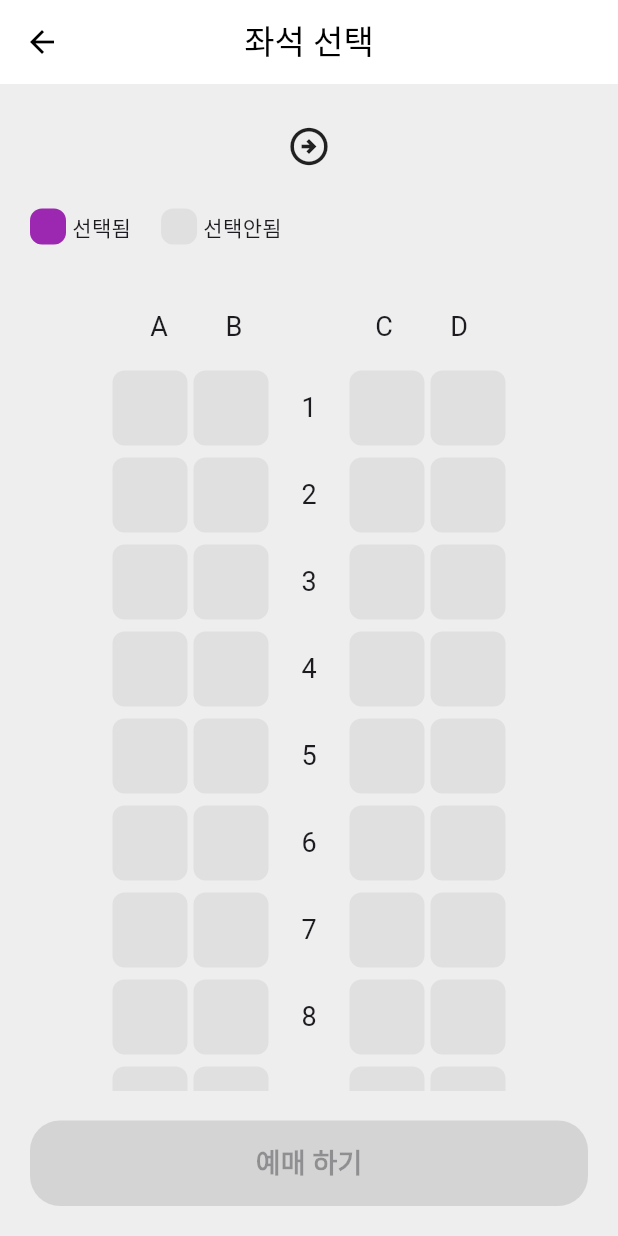
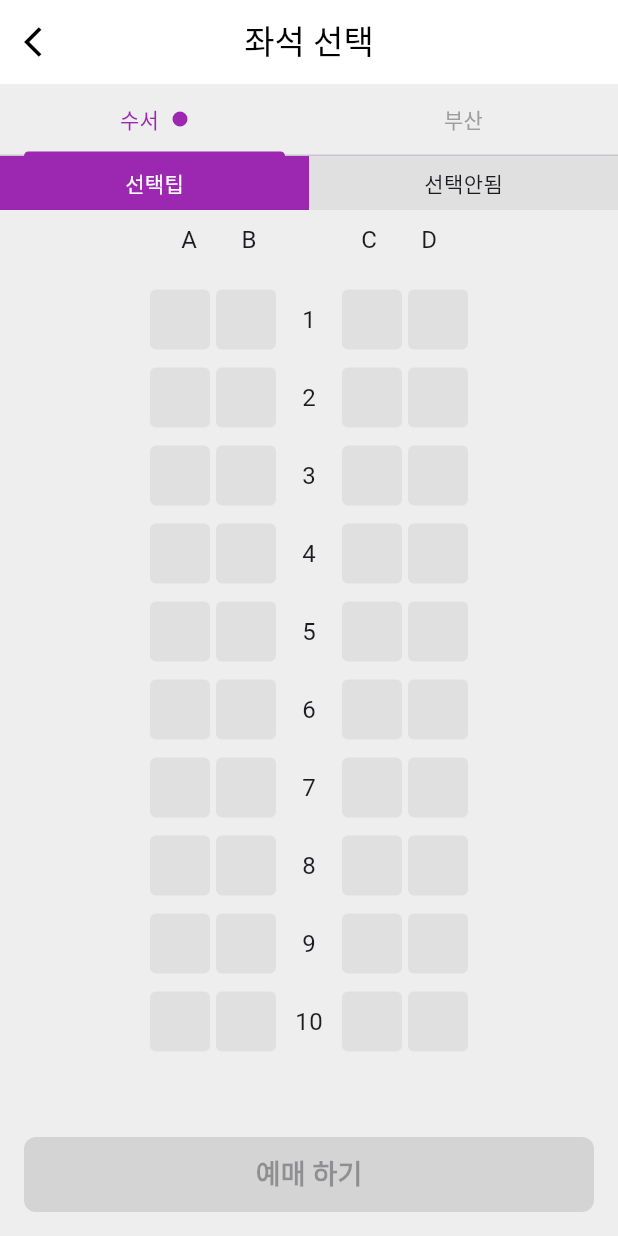
Before and after one commit to BominSon/SRT-Ticket, a Flutter app: the SeatPage screen opened directly with empty values, on a phone screen of 412 x 824 dp. Run offline on Flutter 3.47's test engine with Material 3 defaults, Android fonts, the phone set to English and light mode, and no system bars.

Commit message:
seat page correction

```diff
--- a/lib/seat_page.dart
+++ b/lib/seat_page.dart
@@ -1,4 +1,4 @@
-// lib/pages/seat_page.dart
+// lib/seat_page.dart
 import 'package:flutter/material.dart';
 import 'package:flutter/cupertino.dart';
 
@@ -16,9 +16,22 @@ class SeatPage extends StatefulWidget {
   State<SeatPage> createState() => _SeatPageState();
 }
 
-class _SeatPageState extends State<SeatPage> {
+class _SeatPageState extends State<SeatPage> with SingleTickerProviderStateMixin {
   // 선택된 좌석 관리
   Set<String> selectedSeats = {};
+  TabController? _tabController;
+
+  @override
+  void initState() {
+    super.initState();
+    _tabController = TabController(length: 2, vsync: this);
+  }
+
+  @override
+  void dispose() {
+    _tabController?.dispose();
+    super.dispose();
+  }
 
   // 좌석 선택 토글
   void _toggleSeat(String seatId) {
@@ -26,35 +39,43 @@ class _SeatPageState extends State<SeatPage> {
       if (selectedSeats.contains(seatId)) {
         selectedSeats.remove(seatId);
       } else {
-        selectedSeats.add(seatId);
+        if (selectedSeats.isEmpty) {
+          selectedSeats.add(seatId);
+          _showBookingConfirmDialog(seatId);
+        } else {
+          // 이미 선택된 좌석이 있으면 다른 좌석은 선택 불가
+          ScaffoldMessenger.of(context).showSnackBar(
+            const SnackBar(content: Text('한 번에 한 좌석만 선택할 수 있습니다')),
+          );
+        }
       }
     });
   }
 
-  // 예매 완료 대화상자
-  void _showBookingConfirmDialog() {
-    if (selectedSeats.isEmpty) {
-      return; // 선택된 좌석이 없으면 아무것도 하지 않음
-    }
-
-    showCupertinoDialog(
+  // 예매 확인 대화상자
+  void _showBookingConfirmDialog(String seatId) {
+    showDialog(
       context: context,
-      builder: (context) => CupertinoAlertDialog(
+      builder: (context) => AlertDialog(
+        shape: RoundedRectangleBorder(
+          borderRadius: BorderRadius.circular(15),
+        ),
         title: const Text('예매 하시겠습니까?'),
-        content: Text('${widget.departureStation}에서 ${widget.arrivalStation}까지 ${selectedSeats.length}개의 좌석이 예매됩니다.'),
+        content: Text('수서에서 천안아산까지 1개의 좌석이 예매됩니다.\n좌석: $seatId'),
         actions: [
-          CupertinoDialogAction(
+          TextButton(
             child: const Text('취소'),
             onPressed: () {
-              Navigator.pop(context); // 대화상자 닫기
+              setState(() {
+                selectedSeats.remove(seatId);
+              });
+              Navigator.pop(context);
             },
           ),
-          CupertinoDialogAction(
+          TextButton(
             child: const Text('확인'),
             onPressed: () {
-              Navigator.pop(context); // 대화상자 닫기
-              Navigator.pop(context); // SeatPage 닫기
-              Navigator.pop(context); // HomePage로 돌아가기
+              Navigator.pop(context); // 다이얼로그 닫기
             },
           ),
         ],
@@ -68,183 +89,169 @@ class _SeatPageState extends State<SeatPage> {
       appBar: AppBar(
         title: const Text('좌석 선택'),
         centerTitle: true,
+        leading: IconButton(
+          icon: const Icon(Icons.arrow_back_ios),
+          onPressed: () => Navigator.pop(context),
+        ),
       ),
       body: Column(
         children: [
-          // 상단 정보 표시
-          Padding(
-            padding: const EdgeInsets.all(20.0),
-            child: Row(
-              mainAxisAlignment: MainAxisAlignment.center,
-              children: [
-                Text(
-                  widget.departureStation,
-                  style: const TextStyle(
-                    fontSize: 30,
-                    fontWeight: FontWeight.bold,
-                    color: Colors.purple,
+          // 상단 탭바
+          Container(
+            color: Colors.grey[200],
+            child: TabBar(
+              controller: _tabController,
+              labelColor: Colors.purple,
+              unselectedLabelColor: Colors.grey,
+              indicatorColor: Colors.purple,
+              tabs: [
+                Tab(
+                  child: Row(
+                    mainAxisAlignment: MainAxisAlignment.center,
+                    children: [
+                      const Text('수서'),
+                      const SizedBox(width: 8),
+                      Icon(Icons.circle, size: 12, color: Colors.purple),
+                    ],
                   ),
                 ),
-                const Padding(
-                  padding: EdgeInsets.symmetric(horizontal: 10.0),
-                  child: Icon(
-                    Icons.arrow_circle_right_outlined,
-                    size: 30,
+                const Tab(text: '부산'),
+              ],
+            ),
+          ),
+
+          // 좌석 선택 구분 탭
+          Container(
+            color: Colors.grey[200],
+            child: Row(
+              children: [
+                Expanded(
+                  child: Container(
+                    padding: const EdgeInsets.all(8.0),
+                    color: Colors.purple,
+                    child: const Center(
+                      child: Text(
+                        '선택팁',
+                        style: TextStyle(color: Colors.white),
+                      ),
+                    ),
                   ),
                 ),
-                Text(
-                  widget.arrivalStation,
-                  style: const TextStyle(
-                    fontSize: 30,
-                    fontWeight: FontWeight.bold,
-                    color: Colors.purple,
+                Expanded(
+                  child: Container(
+                    padding: const EdgeInsets.all(8.0),
+                    color: Colors.grey[300],
+                    child: const Center(
+                      child: Text('선택안됨'),
+                    ),
                   ),
                 ),
               ],
             ),
           ),
 
-          // 좌석 상태 안내
+          // 좌석 레이블 (A, B, C, D)
           Padding(
-            padding: const EdgeInsets.symmetric(horizontal: 20.0),
+            padding: const EdgeInsets.symmetric(vertical: 8.0),
             child: Row(
+              mainAxisAlignment: MainAxisAlignment.center,
               children: [
-                Container(
-                  width: 24,
-                  height: 24,
-                  decoration: BoxDecoration(
-                    color: Colors.purple,
-                    borderRadius: BorderRadius.circular(8),
+                SizedBox(
+                  width: 40,
+                  child: Center(
+                    child: Text(
+                      'A',
+                      style: TextStyle(fontSize: 16),
+                    ),
                   ),
                 ),
-                const SizedBox(width: 4),
-                const Text('선택됨'),
-
-                const SizedBox(width: 20),
-
-                Container(
-                  width: 24,
-                  height: 24,
-                  decoration: BoxDecoration(
-                    color: Colors.grey[300],
-                    borderRadius: BorderRadius.circular(8),
+                SizedBox(
+                  width: 40,
+                  child: Center(
+                    child: Text(
+                      'B',
+                      style: TextStyle(fontSize: 16),
+                    ),
                   ),
                 ),
-                const SizedBox(width: 4),
-                const Text('선택안됨'),
+                SizedBox(width: 40),
+                SizedBox(
+                  width: 40,
+                  child: Center(
+                    child: Text(
+                      'C',
+                      style: TextStyle(fontSize: 16),
+                    ),
+                  ),
+                ),
+                SizedBox(
+                  width: 40,
+                  child: Center(
+                    child: Text(
+                      'D',
+                      style: TextStyle(fontSize: 16),
+                    ),
+                  ),
+                ),
               ],
             ),
           ),
 
-          const SizedBox(height: 10),
-
           // 좌석 리스트 영역
           Expanded(
-            child: ListView(
-              padding: const EdgeInsets.symmetric(vertical: 20.0),
-              children: [
-                // 좌석 레이블 (A, B, C, D)
-                Row(
-                  mainAxisAlignment: MainAxisAlignment.center,
-                  children: [
-                    Container(
-                      width: 50,
-                      height: 50,
-                      alignment: Alignment.center,
-                      child: const Text(
-                        'A',
-                        style: TextStyle(fontSize: 18),
+            child: ListView.builder(
+              padding: const EdgeInsets.symmetric(vertical: 8.0),
+              itemCount: 10,
+              itemBuilder: (context, index) {
+                final rowNumber = index + 1;
+                return Padding(
+                  padding: const EdgeInsets.symmetric(vertical: 4.0),
+                  child: Row(
+                    mainAxisAlignment: MainAxisAlignment.center,
+                    children: [
+                      // A열 좌석
+                      _buildSeat('${rowNumber}A'),
+
+                      // B열 좌석
+                      _buildSeat('${rowNumber}B'),
+
+                      // 행 번호
+                      Container(
+                        width: 40,
+                        height: 40,
+                        alignment: Alignment.center,
+                        child: Text(
+                          '$rowNumber',
+                          style: const TextStyle(fontSize: 16),
+                        ),
                       ),
-                    ),
-                    Container(
-                      width: 50,
-                      height: 50,
-                      alignment: Alignment.center,
-                      child: const Text(
-                        'B',
-                        style: TextStyle(fontSize: 18),
-                      ),
-                    ),
-                    Container(
-                      width: 50,
-                      height: 50,
-                      alignment: Alignment.center,
-                      child: const Text(
-                        ' ',
-                        style: TextStyle(fontSize: 18),
-                      ),
-                    ),
-                    Container(
-                      width: 50,
-                      height: 50,
-                      alignment: Alignment.center,
-                      child: const Text(
-                        'C',
-                        style: TextStyle(fontSize: 18),
-                      ),
-                    ),
-                    Container(
-                      width: 50,
-                      height: 50,
-                      alignment: Alignment.center,
-                      child: const Text(
-                        'D',
-                        style: TextStyle(fontSize: 18),
-                      ),
-                    ),
-                  ],
-                ),
 
-                // 20개의 좌석 행
-                for (int row = 1; row <= 20; row++)
-                  Padding(
-                    padding: const EdgeInsets.symmetric(vertical: 4.0),
-                    child: Row(
-                      mainAxisAlignment: MainAxisAlignment.center,
-                      children: [
-                        // A열 좌석
-                        _buildSeat('${row}A'),
+                      // C열 좌석
+                      _buildSeat('${rowNumber}C'),
 
-                        // B열 좌석
-                        _buildSeat('${row}B'),
-
-                        // 행 번호
-                        Container(
-                          width: 50,
-                          height: 50,
-                          alignment: Alignment.center,
-                          child: Text(
-                            '$row',
-                            style: const TextStyle(fontSize: 18),
-                          ),
-                        ),
-
-                        // C열 좌석
-                        _buildSeat('${row}C'),
-
-                        // D열 좌석
-                        _buildSeat('${row}D'),
-                      ],
-                    ),
+                      // D열 좌석
+                      _buildSeat('${rowNumber}D'),
+                    ],
                   ),
-              ],
+                );
+              },
             ),
           ),
 
           // 예매하기 버튼
           Padding(
-            padding: const EdgeInsets.all(20.0),
+            padding: const EdgeInsets.all(16.0),
             child: SizedBox(
               width: double.infinity,
+              height: 50,
               child: ElevatedButton(
-                onPressed: selectedSeats.isNotEmpty ? _showBookingConfirmDialog : null,
+                onPressed: selectedSeats.isNotEmpty ? () {} : null,
                 style: ElevatedButton.styleFrom(
                   backgroundColor: Colors.purple,
                   foregroundColor: Colors.white,
                   shape: RoundedRectangleBorder(
-                    borderRadius: BorderRadius.circular(20),
+                    borderRadius: BorderRadius.circular(8),
                   ),
-                  padding: const EdgeInsets.symmetric(vertical: 15),
                 ),
                 child: const Text(
                   '예매 하기',
@@ -265,17 +272,15 @@ class _SeatPageState extends State<SeatPage> {
   Widget _buildSeat(String seatId) {
     final bool isSelected = selectedSeats.contains(seatId);
 
-    return Padding(
-      padding: const EdgeInsets.symmetric(horizontal: 2.0),
-      child: InkWell(
-        onTap: () => _toggleSeat(seatId),
-        child: Container(
-          width: 50,
-          height: 50,
-          decoration: BoxDecoration(
-            color: isSelected ? Colors.purple : Colors.grey[300],
-            borderRadius: BorderRadius.circular(8),
-          ),
+    return GestureDetector(
+      onTap: () => _toggleSeat(seatId),
+      child: Container(
+        margin: const EdgeInsets.all(2.0),
+        width: 40,
+        height: 40,
+        decoration: BoxDecoration(
+          color: isSelected ? Colors.purple : Colors.grey[300],
+          borderRadius: BorderRadius.circular(4),
         ),
       ),
     );
```
